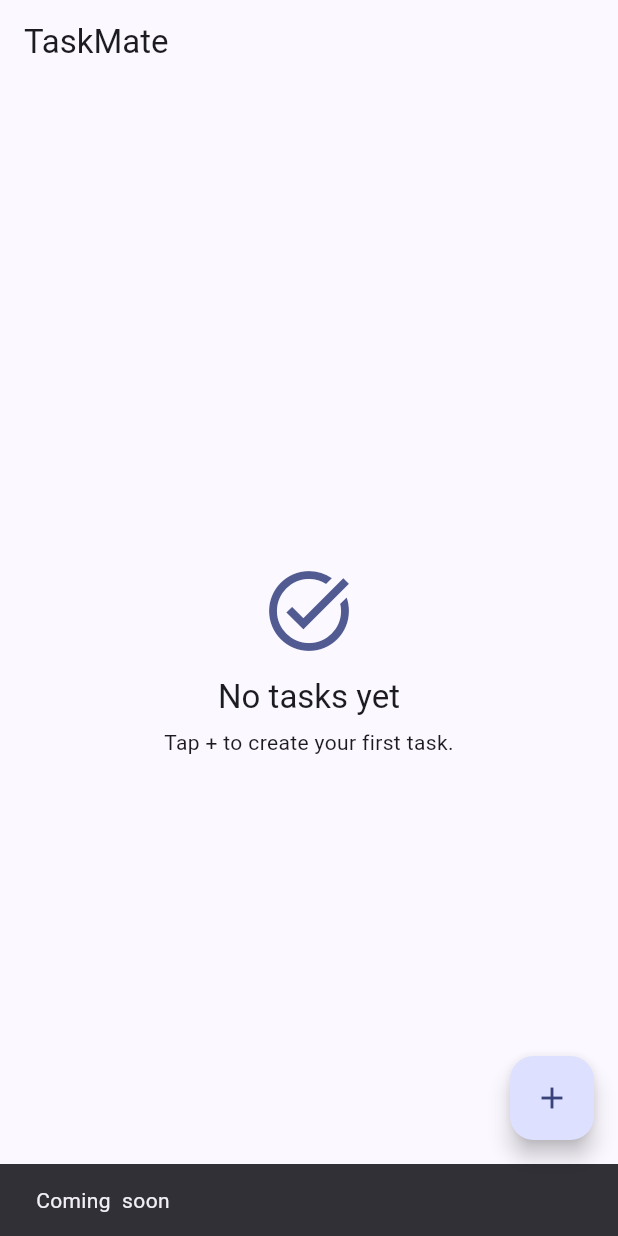
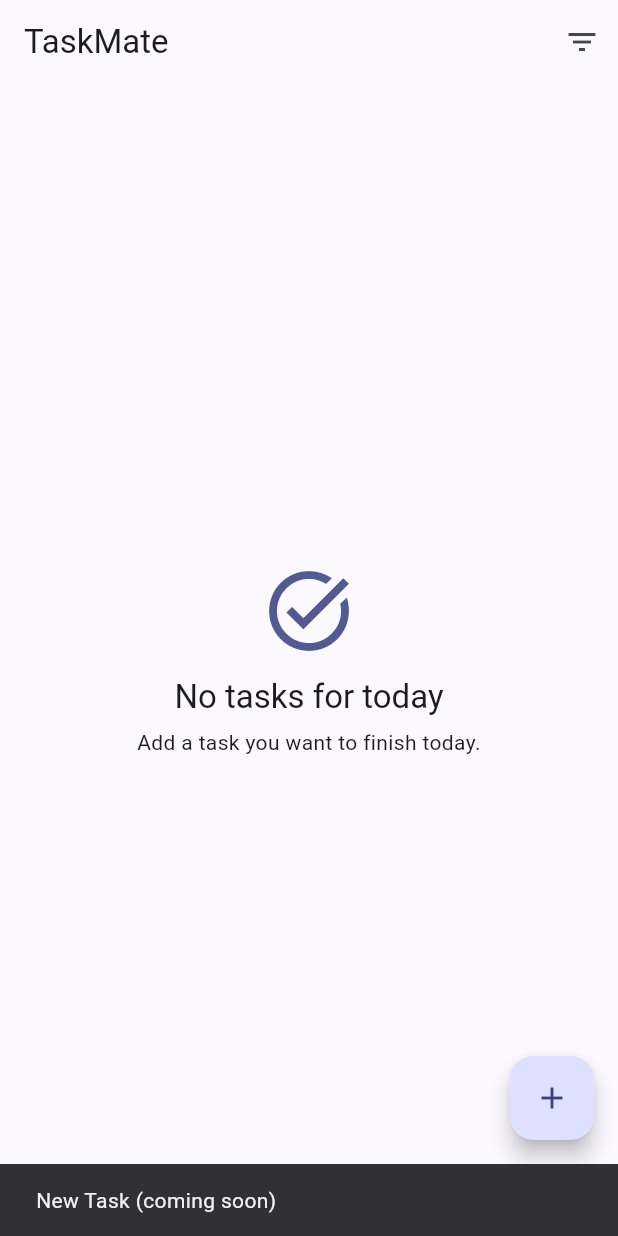
Before and after one commit to AR-NIHAL/mvp-incubator, a Flutter app: the screen it shows after launch, after a tap on the "add" icon, on a phone screen of 412 x 824 dp. Run offline on Flutter 3.47's test engine with Material 3 defaults, Android fonts, the phone set to English and light mode, and no system bars.

Commit message:
feature 1.2
filter icon/menu
filter selction

```diff
--- a/taskmate_app_flutter/lib/features/tasks/ui/task_home_page.dart
+++ b/taskmate_app_flutter/lib/features/tasks/ui/task_home_page.dart
@@ -1,29 +1,94 @@
-// C:\Users\A R NIHAL\Documents\Flutter_Projects\taskmate_app\lib\features\tasks\ui
 import 'package:flutter/material.dart';
 
-class TaskHomePage extends StatelessWidget {
+enum TaskFilter { today, upcoming, completed, all }
+
+class TaskHomePage extends StatefulWidget {
   const TaskHomePage({super.key});
+
+  @override
+  State<TaskHomePage> createState() => _TaskHomePageState();
+}
+
+class _TaskHomePageState extends State<TaskHomePage> {
+  TaskFilter _selectedFilter = TaskFilter.today;
 
   @override
   Widget build(BuildContext context) {
     return Scaffold(
-      appBar: AppBar(title: const Text("TaskMate"), centerTitle: false),
+      appBar: AppBar(
+        title: const Text('TaskMate'),
+        actions: [
+          PopupMenuButton<TaskFilter>(
+            initialValue: _selectedFilter,
+            onSelected: (value) {
+              setState(() => _selectedFilter = value);
+            },
+            itemBuilder: (context) => const [
+              PopupMenuItem(
+                value: TaskFilter.today,
+                child: Text('Today'),
+              ),
+              PopupMenuItem(
+                value: TaskFilter.upcoming,
+                child: Text('Upcoming'),
+              ),
+              PopupMenuItem(
+                value: TaskFilter.completed,
+                child: Text('Completed'),
+              ),
+              PopupMenuItem(
+                value: TaskFilter.all,
+                child: Text('All'),
+              ),
+            ],
+            icon: const Icon(Icons.filter_list),
+          ),
+        ],
+      ),
 
       floatingActionButton: FloatingActionButton(
         onPressed: () {
-          ScaffoldMessenger.of(
-            context,
-          ).showSnackBar(SnackBar(content: Text("Coming  soon")));
+          ScaffoldMessenger.of(context).showSnackBar(
+            const SnackBar(content: Text('New Task (coming soon)')),
+          );
         },
         child: const Icon(Icons.add),
       ),
-      body: _EmptyState(),
+
+      body: _EmptyState(filter: _selectedFilter),
     );
   }
 }
 
 class _EmptyState extends StatelessWidget {
-  const _EmptyState();
+  final TaskFilter filter;
+  const _EmptyState({required this.filter});
+
+  String get title {
+    switch (filter) {
+      case TaskFilter.today:
+        return 'No tasks for today';
+      case TaskFilter.upcoming:
+        return 'No upcoming tasks';
+      case TaskFilter.completed:
+        return 'No completed tasks yet';
+      case TaskFilter.all:
+        return 'No tasks yet';
+    }
+  }
+
+  String get subtitle {
+    switch (filter) {
+      case TaskFilter.today:
+        return 'Add a task you want to finish today.';
+      case TaskFilter.upcoming:
+        return 'Plan ahead by adding a due date.';
+      case TaskFilter.completed:
+        return 'Complete tasks to see them here.';
+      case TaskFilter.all:
+        return 'Tap + to create your first task.';
+    }
+  }
 
   @override
   Widget build(BuildContext context) {
@@ -42,12 +107,13 @@ class _EmptyState extends StatelessWidget {
             ),
             const SizedBox(height: 12),
             Text(
-              'No tasks yet',
+              title,
               style: theme.textTheme.titleLarge,
+              textAlign: TextAlign.center,
             ),
             const SizedBox(height: 6),
             Text(
-              'Tap + to create your first task.',
+              subtitle,
               textAlign: TextAlign.center,
               style: theme.textTheme.bodyMedium,
             ),
```
